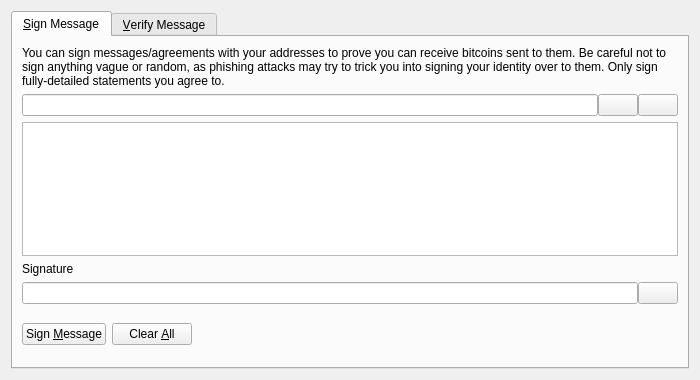
This is src/qt/forms/signverifymessagedialog.ui in CoinAge-DAO/Solari as Qt 5 draws it before an edit. The edited form follows.
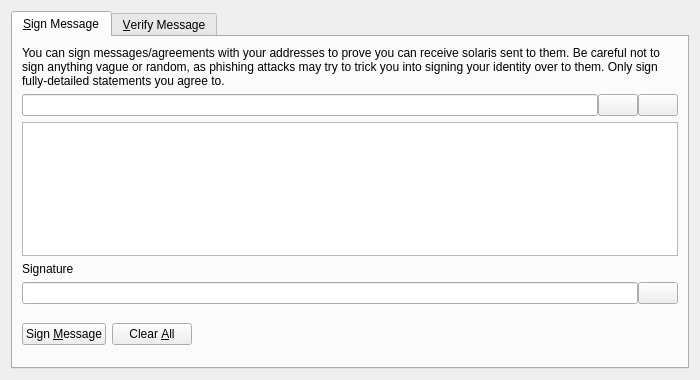
This is the edited form. Icons and pictures are not drawn. Custom widgets are drawn as their Qt base class.

Patch:
```diff
--- a/src/qt/forms/signverifymessagedialog.ui
+++ b/src/qt/forms/signverifymessagedialog.ui
@@ -30,7 +30,7 @@
        <item>
         <widget class="QLabel" name="infoLabel_SM">
          <property name="text">
-          <string>You can sign messages/agreements with your addresses to prove you can receive bitcoins sent to them. Be careful not to sign anything vague or random, as phishing attacks may try to trick you into signing your identity over to them. Only sign fully-detailed statements you agree to.</string>
+          <string>You can sign messages/agreements with your addresses to prove you can receive solaris sent to them. Be careful not to sign anything vague or random, as phishing attacks may try to trick you into signing your identity over to them. Only sign fully-detailed statements you agree to.</string>
          </property>
          <property name="textFormat">
           <enum>Qt::PlainText</enum>
```
Left out of the diff: 18 changed lines with no effect on the pictures.
